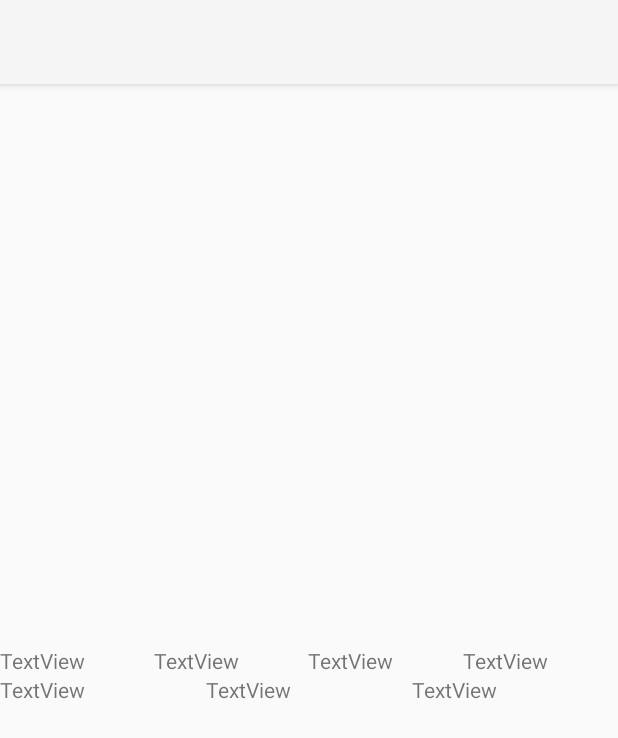
After one commit to CodingByDay/AMS.Android, an Android app: the fragment FixedAssetsFragment shown on its own in the app's theme, on a phone screen of 412 x 824 dp. The commit adds this screen. Shown: the top 738 px of the screen. Run offline under Robolectric (Android 15) with nearby library versions, the phone set to English and light mode, and no system bars.

Commit message:
Layout Fixed Assets

```diff
--- a/app/src/main/java/com/example/uhf/activity/UHFMainActivity.java
+++ b/app/src/main/java/com/example/uhf/activity/UHFMainActivity.java
@@ -106,7 +106,6 @@ public class UHFMainActivity extends BaseTabFragmentActivity {
         mTabHost.addTab(mTabHost.newTabSpec("BlockPermalock").setIndicator("BlockPermalock"),
                 BlockPermalockFragment.class, null);
 
-
     }
 
     @Override
--- /dev/null
+++ b/app/src/main/java/com/example/uhf/fragment/FixedAssetsFragment.java
@@ -0,0 +1,23 @@
+package com.example.uhf.fragment;
+
+import android.os.Bundle;
+
+import androidx.fragment.app.Fragment;
+
+import android.view.LayoutInflater;
+import android.view.View;
+import android.view.ViewGroup;
+
+import com.example.uhf.R;
+
+public class FixedAssetsFragment extends Fragment {
+
+
+    @Override
+    public View onCreateView(LayoutInflater inflater, ViewGroup container,
+                             Bundle savedInstanceState) {
+        // Inflate the layout for this fragment
+        View view = inflater.inflate(R.layout.fragment_fixed_assets, container, false);
+        return view;
+    }
+}
--- /dev/null
+++ b/app/src/main/res/layout/fragment_fixed_assets.xml
@@ -0,0 +1,91 @@
+<?xml version="1.0" encoding="utf-8"?>
+<androidx.constraintlayout.widget.ConstraintLayout xmlns:android="http://schemas.android.com/apk/res/android"
+    xmlns:app="http://schemas.android.com/apk/res-auto"
+    xmlns:tools="http://schemas.android.com/tools"
+    android:id="@+id/frameLayout2"
+    android:layout_width="match_parent"
+    android:layout_height="match_parent"
+    tools:context=".fragment.FixedAssetsFragment">
+
+
+    <LinearLayout
+        android:id="@+id/linearLayout3"
+        android:layout_width="match_parent"
+
+
+        android:layout_height="wrap_content"
+        android:orientation="horizontal"
+        app:layout_constraintBottom_toBottomOf="parent"
+        app:layout_constraintEnd_toEndOf="parent"
+        app:layout_constraintHorizontal_bias="1.0"
+        app:layout_constraintStart_toStartOf="parent"
+        app:layout_constraintTop_toTopOf="parent">
+
+        <TextView
+            android:id="@+id/textView15"
+            android:layout_width="wrap_content"
+            android:layout_height="wrap_content"
+            android:layout_weight="1"
+            android:text="TextView" />
+
+        <TextView
+            android:id="@+id/textView14"
+            android:layout_width="wrap_content"
+            android:layout_height="wrap_content"
+            android:layout_weight="1"
+            android:text="TextView" />
+
+        <TextView
+            android:id="@+id/textView13"
+            android:layout_width="wrap_content"
+            android:layout_height="wrap_content"
+            android:layout_weight="1"
+            android:text="TextView" />
+
+        <TextView
+            android:id="@+id/textView12"
+            android:layout_width="wrap_content"
+            android:layout_height="wrap_content"
+            android:layout_weight="1"
+            android:text="TextView" />
+    </LinearLayout>
+
+
+    <androidx.recyclerview.widget.RecyclerView
+        android:id="@+id/rwItems"
+        android:layout_width="wrap_content"
+        android:layout_height="wrap_content"
+        app:layout_constraintTop_toBottomOf="@+id/linearLayout3"
+        tools:layout_editor_absoluteX="186dp" >
+
+
+    </androidx.recyclerview.widget.RecyclerView>
+
+    <LinearLayout
+        android:layout_width="match_parent"
+        android:layout_height="wrap_content"
+        app:layout_constraintTop_toBottomOf="@id/rwItems"
+        android:orientation="horizontal">
+
+        <TextView
+            android:id="@+id/textView22"
+            android:layout_width="wrap_content"
+            android:layout_height="wrap_content"
+            android:layout_weight="1"
+            android:text="TextView" />
+
+        <TextView
+            android:id="@+id/textView20"
+            android:layout_width="wrap_content"
+            android:layout_height="wrap_content"
+            android:layout_weight="1"
+            android:text="TextView" />
+
+        <TextView
+            android:id="@+id/textView21"
+            android:layout_width="wrap_content"
+            android:layout_height="wrap_content"
+            android:layout_weight="1"
+            android:text="TextView" />
+    </LinearLayout>
+</androidx.constraintlayout.widget.ConstraintLayout>
--- a/app/src/main/res/values/strings.xml
+++ b/app/src/main/res/values/strings.xml
@@ -2569,8 +2569,6 @@
     <string name="qty_hint">29,7</string>
 
 
-
-
     <string name="exit_inventory">Izhod</string>
     <string name="confirm_inventory">Potrdi</string>
     <string name="item_inventory">Sredstvo</string>
```
